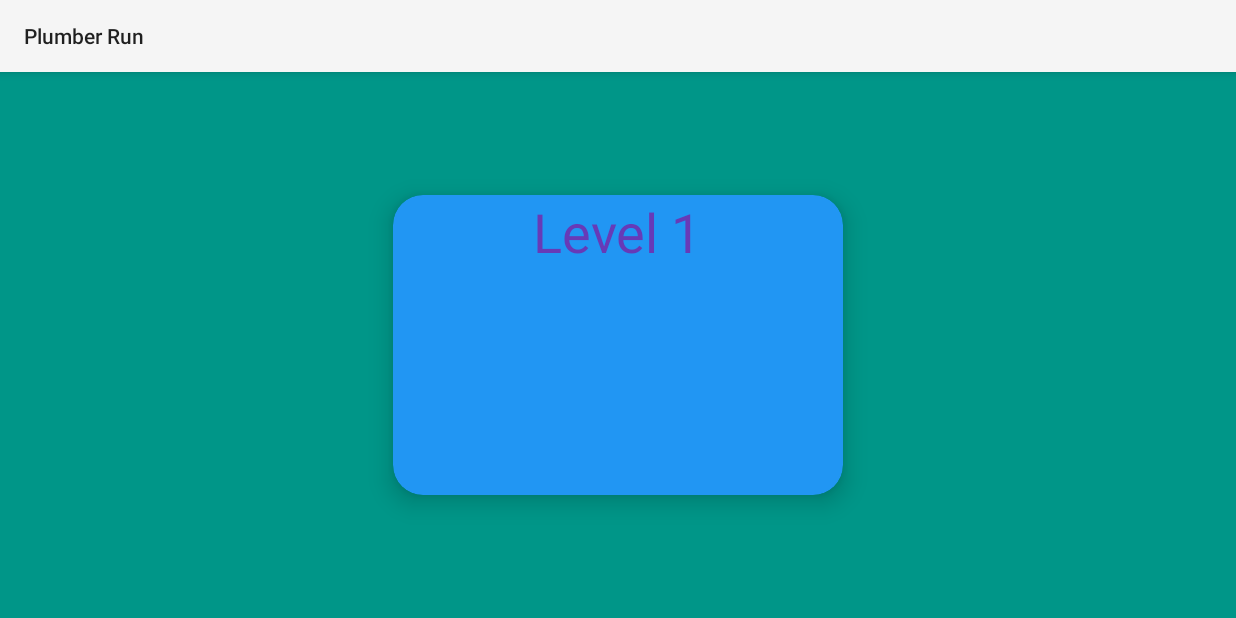
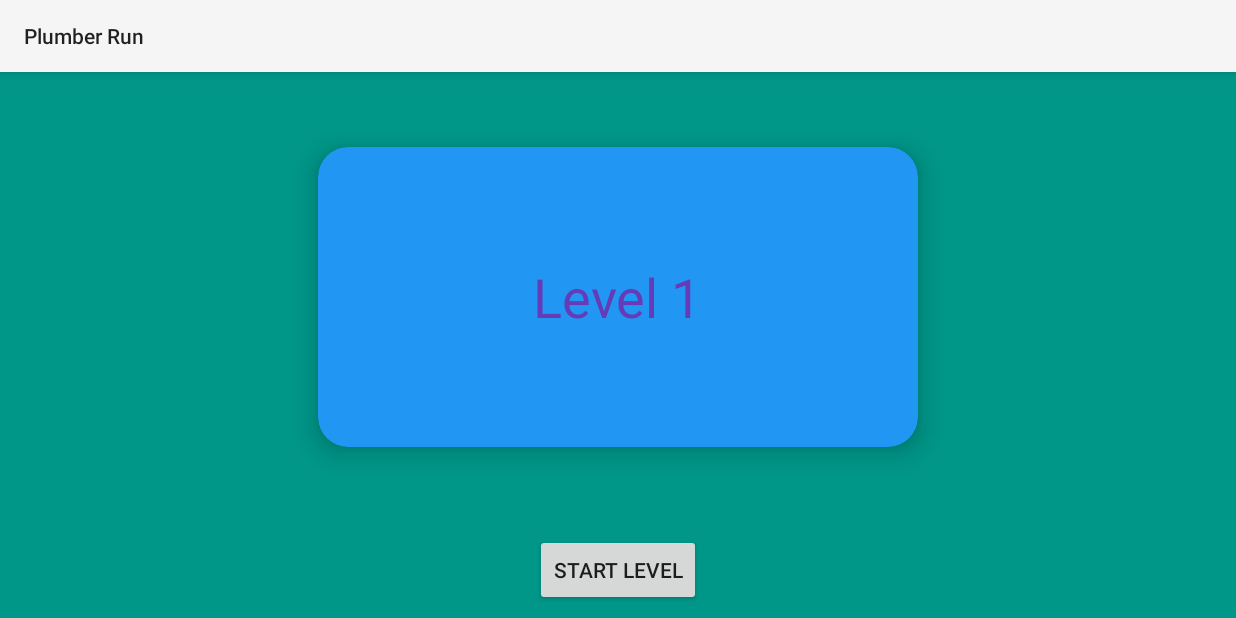
Before and after one commit to jliu31415/PlumberRun, an Android app: the screen it shows after launch (MainActivity), after a tap on "PLAY", on a phone screen of 824 x 412 dp (held sideways). Run offline under Robolectric (Android 15) with nearby library versions, the phone set to English and light mode, and no system bars; Roboto replaces fonts that are not available here.

Commit message:
finish setup for recycler view and level select

```diff
--- a/app/src/main/java/jliu/plumberrun/MainActivity.java
+++ b/app/src/main/java/jliu/plumberrun/MainActivity.java
@@ -1,21 +1,24 @@
 package jliu.plumberrun;
 
-import androidx.appcompat.app.AppCompatActivity;
-import androidx.recyclerview.widget.LinearLayoutManager;
-import androidx.recyclerview.widget.RecyclerView;
-
+import android.content.Context;
 import android.os.Bundle;
 import android.view.View;
 import android.widget.Button;
 
+import androidx.appcompat.app.AppCompatActivity;
+import androidx.recyclerview.widget.LinearLayoutManager;
+import androidx.recyclerview.widget.LinearSnapHelper;
+import androidx.recyclerview.widget.RecyclerView;
+
 import java.util.ArrayList;
 
 public class MainActivity extends AppCompatActivity {
+    private AppCompatActivity context;
     private ArrayList<String> levelNames;
 
     @Override
     protected void onCreate(Bundle savedInstanceState) {
-        final AppCompatActivity context = this;
+        context = this;
         super.onCreate(savedInstanceState);
         setContentView(R.layout.activity_main);
 
@@ -23,14 +26,7 @@ public class MainActivity extends AppCompatActivity {
         play.setOnClickListener(new View.OnClickListener() {
             @Override
             public void onClick(View v) {
-                setContentView(R.layout.recycler_view);
-                setLevelNames();
-                LinearLayoutManager layoutManager = new LinearLayoutManager(context, LinearLayoutManager.HORIZONTAL, false);
-                RecyclerView recyclerView = findViewById(R.id.recyclerView);
-                recyclerView.setLayoutManager(layoutManager);
-                RecyclerViewAdapter adapter = new RecyclerViewAdapter(context, levelNames);
-                recyclerView.setAdapter(adapter);
-                //setContentView(new Game(context, 0));
+                initRecyclerView();
             }
         });
     }
@@ -43,4 +39,27 @@ public class MainActivity extends AppCompatActivity {
         levelNames.add("Level 4");
         levelNames.add("Level 5");
     }
+
+    private void initRecyclerView() {
+        setLevelNames();
+
+        setContentView(R.layout.recycler_view);
+        RecyclerView recyclerView = findViewById(R.id.recyclerView);
+        LinearLayoutManager layoutManager = new LinearLayoutManager(context, LinearLayoutManager.HORIZONTAL, false);
+        recyclerView.setLayoutManager(layoutManager);
+
+        RecyclerViewAdapter adapter = new RecyclerViewAdapter(context, levelNames);
+        recyclerView.setAdapter(adapter);
+
+        LinearSnapHelper snapper = new LinearSnapHelper();
+        snapper.attachToRecyclerView(recyclerView);
+
+        Button start = findViewById(R.id.start);
+        start.setOnClickListener(new View.OnClickListener() {
+            @Override
+            public void onClick(View v) {
+                setContentView(new Game(context, 0));
+            }
+        });
+    }
 }
--- a/app/src/main/res/layout/level_select.xml
+++ b/app/src/main/res/layout/level_select.xml
@@ -1,19 +1,17 @@
 <?xml version="1.0" encoding="utf-8"?>
-<RelativeLayout xmlns:app="http://schemas.android.com/apk/res-auto"
+<androidx.constraintlayout.widget.ConstraintLayout xmlns:android="http://schemas.android.com/apk/res/android"
+    xmlns:app="http://schemas.android.com/apk/res-auto"
     xmlns:card_view="http://schemas.android.com/apk/res-auto"
     xmlns:tools="http://schemas.android.com/tools"
-    xmlns:android="http://schemas.android.com/apk/res/android"
-    android:layout_width="match_parent"
-    android:layout_height="match_parent"
-    android:background="#009688"
+    android:layout_width="500dp"
+    android:layout_height="300dp"
+    android:layout_gravity="center"
     tools:context=".MainActivity">
 
-
     <androidx.cardview.widget.CardView
-        android:layout_width="300dp"
-        android:layout_height="200dp"
+        android:layout_width="match_parent"
+        android:layout_height="match_parent"
         android:layout_margin="50dp"
-        android:layout_centerInParent="true"
         app:cardBackgroundColor="#2196F3"
         app:cardElevation="10dp"
         card_view:cardCornerRadius="20dp">
@@ -22,12 +20,12 @@
             android:id="@+id/levelName"
             android:layout_width="wrap_content"
             android:layout_height="wrap_content"
-            android:layout_gravity="center_horizontal"
+            android:layout_gravity="center"
             android:fontFamily="@font/audiowide"
-            android:text="Level 1"
+            android:text="@string/test"
             android:textColor="#673AB7"
             android:textSize="36sp" />
 
     </androidx.cardview.widget.CardView>
 
-</RelativeLayout>
+</androidx.constraintlayout.widget.ConstraintLayout>
--- a/app/src/main/res/layout/recycler_view.xml
+++ b/app/src/main/res/layout/recycler_view.xml
@@ -3,12 +3,28 @@
     xmlns:android="http://schemas.android.com/apk/res/android"
     android:layout_width="match_parent"
     android:layout_height="match_parent"
+    android:background="#009688"
+    android:gravity="center_horizontal"
+    android:orientation="vertical"
     tools:context=".MainActivity">
 
     <androidx.recyclerview.widget.RecyclerView
         android:id="@+id/recyclerView"
+        android:layout_width="500dp"
+        android:layout_height="wrap_content"
+        android:layout_marginTop="0dp"
+        android:orientation="horizontal" />
+
+    <RelativeLayout
         android:layout_width="match_parent"
         android:layout_height="match_parent"
-        android:orientation="horizontal" />
+        android:gravity="center">
+
+        <Button
+            android:id="@+id/start"
+            android:layout_width="wrap_content"
+            android:layout_height="wrap_content"
+            android:text="@string/start_level" />
+    </RelativeLayout>
 
 </LinearLayout>
--- a/app/src/main/res/values/strings.xml
+++ b/app/src/main/res/values/strings.xml
@@ -1,4 +1,6 @@
 <resources>
     <string name="app_name">Plumber Run</string>
     <string name="play">Play</string>
+    <string name="test">test</string>
+    <string name="start_level">Start Level</string>
 </resources>
```
